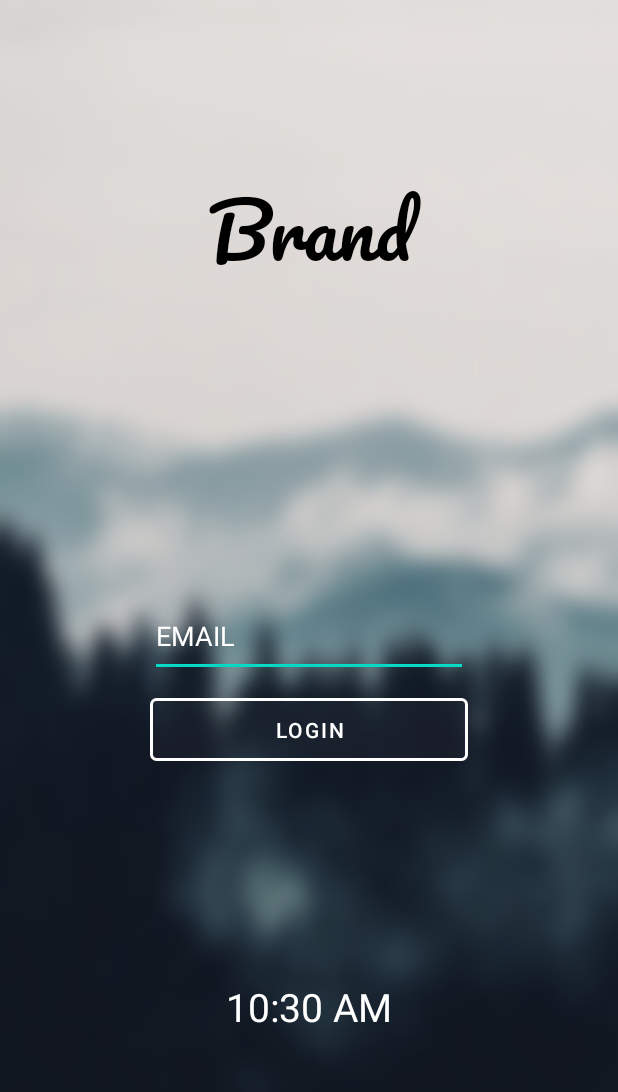
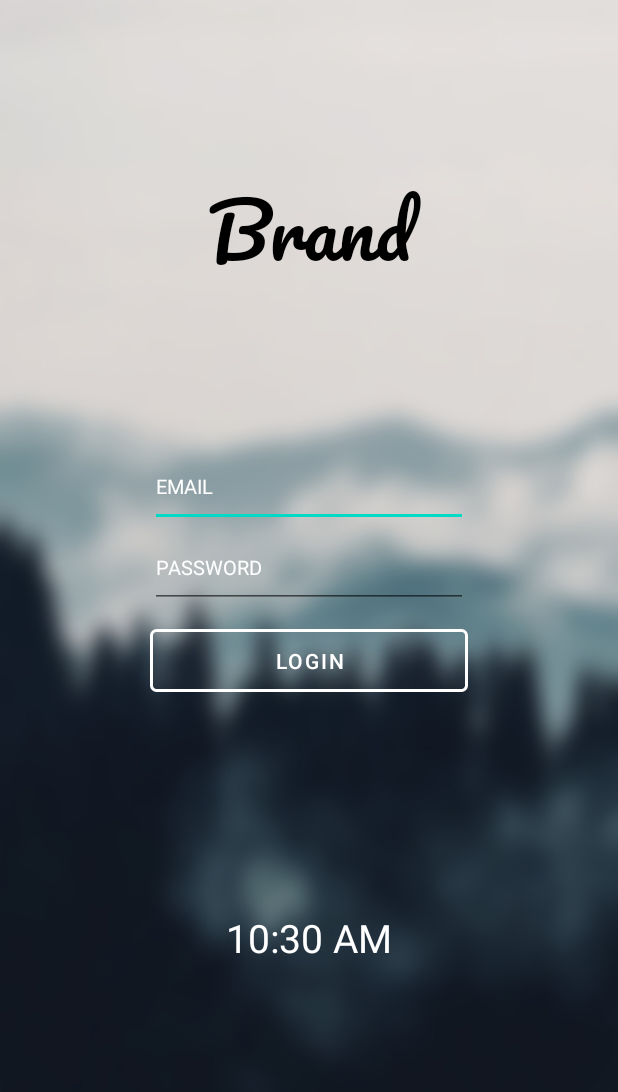
Before and after one commit to Saregard/module-302-ui-practice-Saregard, an Android app: the MainActivity2 screen opened directly, with no data from a screen before it, on a phone screen of 412 x 824 dp. Shown: the top 1092 px of the screen. Run offline under Robolectric (Android 15) with nearby library versions, the phone set to English and light mode, and no system bars.

Commit message:
Update activity_main2.xml

```diff
--- a/app/src/main/res/layout/activity_main2.xml
+++ b/app/src/main/res/layout/activity_main2.xml
@@ -23,12 +23,22 @@
 
     <EditText
         android:id="@+id/email"
-        android:text="@string/email"
         android:layout_width="match_parent"
         android:layout_height="54dp"
-        android:layout_marginTop="200dp"
         android:layout_marginHorizontal="100dp"
-        android:textColor="@color/white"/>
+        android:layout_marginTop="100dp"
+        android:text="@string/email"
+        android:textSize="13dp"
+        android:textColor="@color/white" />
+
+    <EditText
+        android:id="@+id/password"
+        android:layout_width="match_parent"
+        android:layout_height="54dp"
+        android:layout_marginHorizontal="100dp"
+        android:text="@string/password"
+        android:textSize="13dp"
+        android:textColor="@color/white" />
 
     <Button
         android:id="@+id/login"
```
